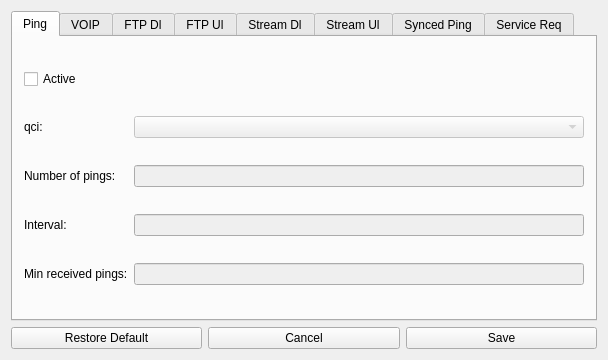
First picture: the form in LTEsimGeneratorGUI/Ui/customModel.ui, repository moniss23/junit4, before the edit.
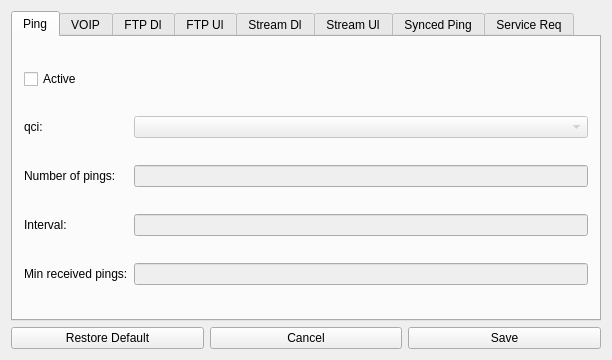
Second picture: the form after the edit. The open tabs and pages were chosen to show the change.

Commit message: BugFix + added "Active" checkBox in custom models.

```diff
--- a/LTEsimGeneratorGUI/Ui/customModel.ui
+++ b/LTEsimGeneratorGUI/Ui/customModel.ui
@@ -6,7 +6,7 @@
    <rect>
     <x>0</x>
     <y>0</y>
-    <width>608</width>
+    <width>612</width>
     <height>360</height>
    </rect>
   </property>
```
Left out of the diff: 116 changed lines with no effect on the pictures. The commit also changes 2 other files.
